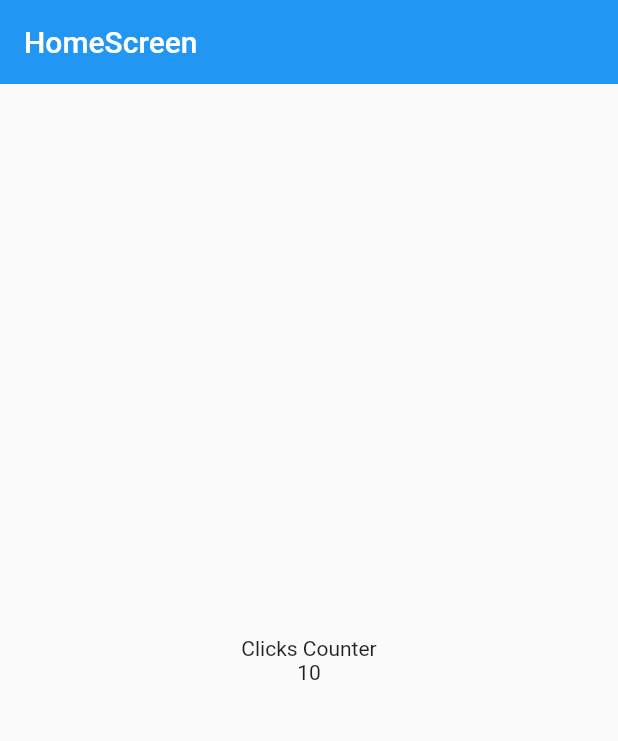
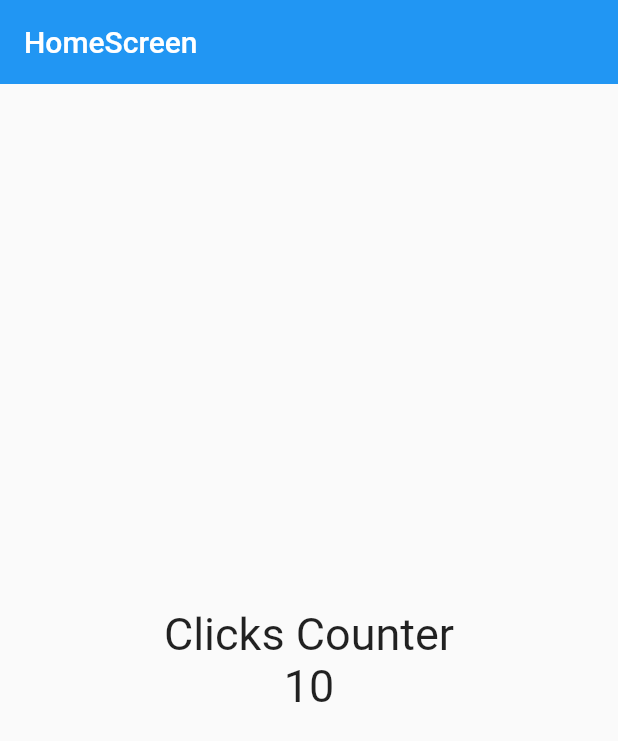
Before and after one commit to justcoddev/counter_app, a Flutter app: the screen it shows after launch, on a phone screen of 412 x 824 dp. Shown: the top 741 px of the screen. Run offline on Flutter 3.47's test engine with Material 2 defaults, Android fonts, the phone set to English and light mode, and no system bars.

Commit message:
TextStyle

```diff
--- a/lib/screens/home_screen.dart
+++ b/lib/screens/home_screen.dart
@@ -5,6 +5,9 @@ class HomeScreen extends StatelessWidget {
 
   @override
   Widget build(BuildContext context) {
+
+    const fontSize30 = TextStyle(fontSize: 30);
+
     return Scaffold(
       appBar: AppBar(
         title: const Text('HomeScreen'),
@@ -13,9 +16,9 @@ class HomeScreen extends StatelessWidget {
       body: Center(
         child: Column(
           mainAxisAlignment: MainAxisAlignment.center,
-          children: const <Widget>[
-            Text('Clicks Counter'),
-            Text('10'),
+          children: const [
+            Text('Clicks Counter', style: fontSize30),
+            Text('10', style: fontSize30),
           ],
         ),
       ),
```
